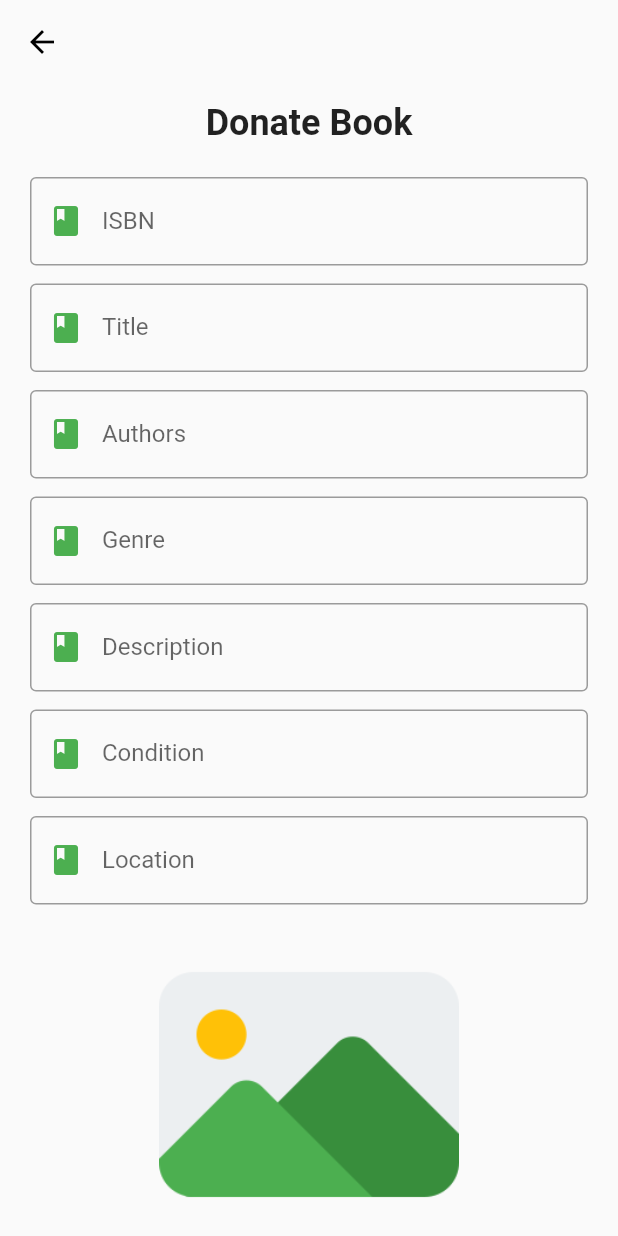
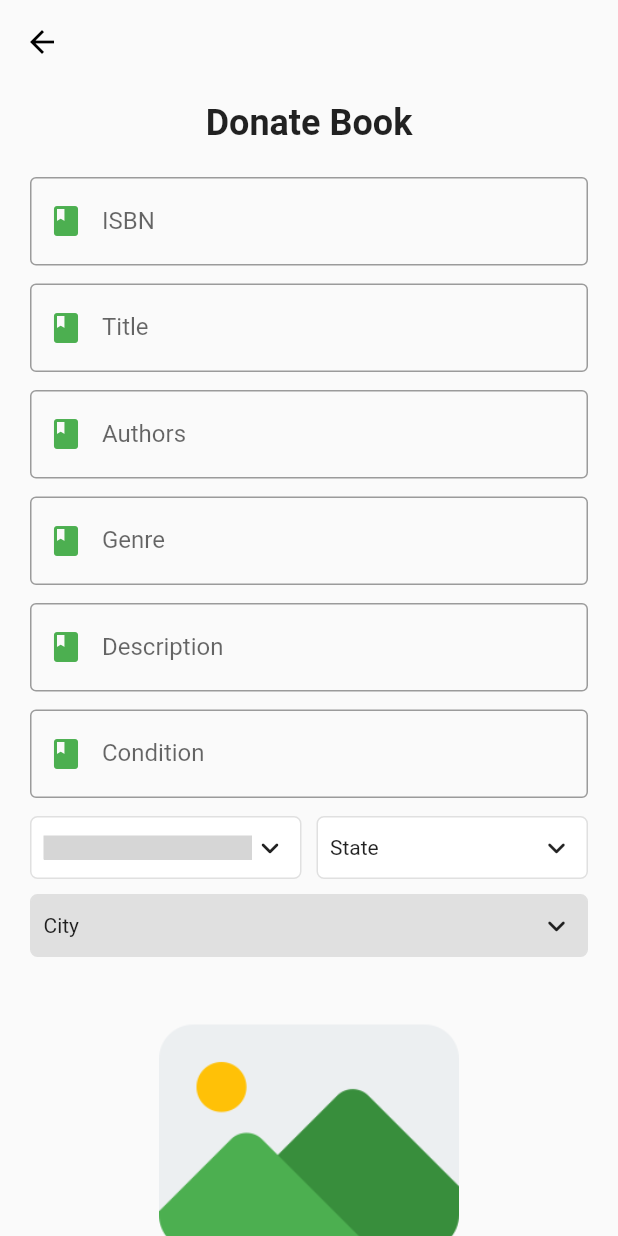
Before and after one commit to varun2430/book_bounty, a Flutter app: the DonateScreen screen opened directly, on a phone screen of 412 x 824 dp. Run offline on Flutter 3.47's test engine with Material 2 defaults, Android fonts, the phone set to English and light mode, and no system bars; drawn by our look-alikes of csc_picker; our stand-ins replace cloud_firestore, firebase_auth, firebase_core, firebase_storage, flutter_svg, image_picker; accounts and stored records are empty; grey boxes are pictures that could not be loaded.

Commit message:
Locatio feature Improved

```diff
--- a/lib/screens/donate/components/body.dart
+++ b/lib/screens/donate/components/body.dart
@@ -6,6 +6,7 @@ import 'package:image_picker/image_picker.dart';
 import 'dart:io';
 import 'package:book_bounty/main.dart';
 import 'package:book_bounty/utils.dart';
+import 'package:csc_picker/csc_picker.dart';
 
 class Body extends StatefulWidget {
   const Body({super.key});
@@ -14,6 +15,7 @@ class Body extends StatefulWidget {
   State<Body> createState() => _BodyState();
 }
 
+String? stateValue = "", cityValue = "", countryValue = "";
 String imageURL = '';
 String selectedImagePath = '';
 
@@ -70,7 +72,7 @@ class _BodyState extends State<Body> {
       'description': descriptionController.text.trim(),
       'image': imageURL,
       'condition': conditionController.text.trim(),
-      'location': locationController.text.trim(),
+      'location': "$stateValue, $cityValue",
       'donated_by': FirebaseAuth.instance.currentUser!.uid,
       'applied_by': [],
     };
@@ -231,22 +233,27 @@ class _BodyState extends State<Body> {
                   ),
                   Padding(
                     padding: const EdgeInsets.only(bottom: 20),
-                    child: TextFormField(
-                      controller: locationController,
-                      textInputAction: TextInputAction.done,
-                      decoration: const InputDecoration(
-                        border: OutlineInputBorder(
-                            borderSide: BorderSide(color: Colors.black)),
-                        focusedBorder: OutlineInputBorder(
-                            borderSide:
-                                BorderSide(color: Color(0xFF66ffee), width: 2)),
-                        prefixIcon: Icon(
-                          Icons.book,
-                          color: Colors.green,
-                        ),
-                        labelText: 'Location',
-                        hintText: 'Location',
-                      ),
+                    child: CSCPicker(
+                      showStates: true,
+                      showCities: true,
+                      defaultCountry: CscCountry.India,
+                      disableCountry: true,
+                      onCountryChanged: (value) {
+                        setState(() {
+                          ///store value in country variable
+                          countryValue = value;
+                        });
+                      },
+                      onStateChanged: (value) {
+                        setState(() {
+                          stateValue = value;
+                        });
+                      },
+                      onCityChanged: (value) {
+                        setState(() {
+                          cityValue = value;
+                        });
+                      },
                     ),
                   ),
                   Column(
--- a/pubspec.yaml
+++ b/pubspec.yaml
@@ -44,6 +44,7 @@ dependencies:
   url_launcher: ^6.1.10
   firebase_storage: ^11.1.2
   image_picker: ^0.8.7+4
+  csc_picker: ^0.2.7
 
 dev_dependencies:
   flutter_test:
```
Also changed, not shown: pubspec.lock.
